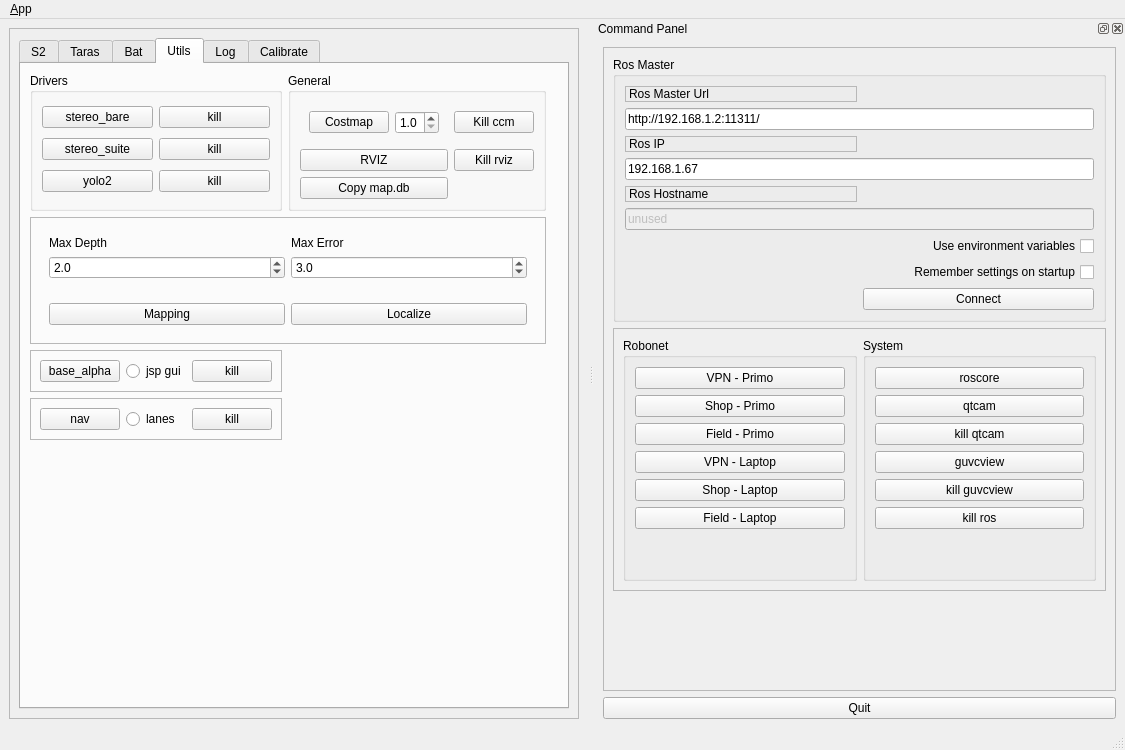
The window that src/primo_dash/ui/main_window.ui (paulsammut/primo) describes before a commit, drawn with Qt 5.
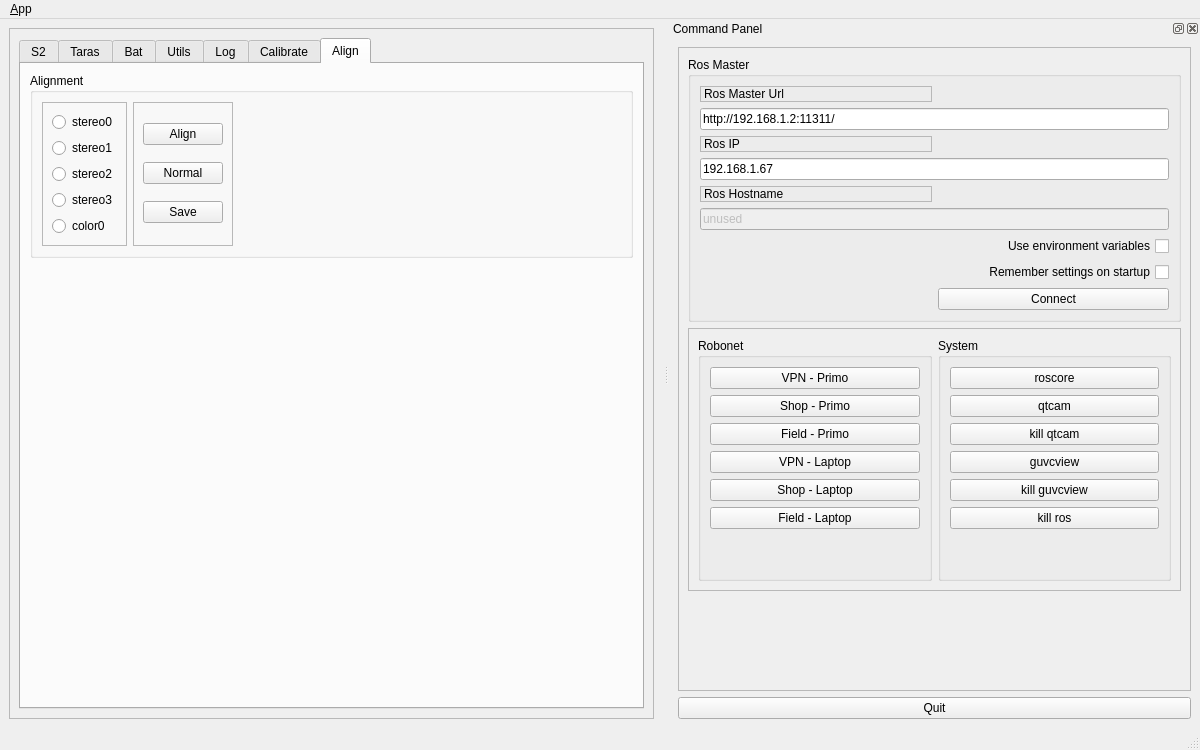
The same window after the commit. Icons and pictures are not drawn.

Patch:
```diff
--- a/src/primo_dash/ui/main_window.ui
+++ b/src/primo_dash/ui/main_window.ui
@@ -6,7 +6,7 @@
    <rect>
     <x>0</x>
     <y>0</y>
-    <width>1125</width>
+    <width>1200</width>
     <height>750</height>
    </rect>
   </property>
@@ -43,7 +43,7 @@
           <enum>QTabWidget::Rounded</enum>
          </property>
          <property name="currentIndex">
-          <number>3</number>
+          <number>6</number>
          </property>
          <widget class="QWidget" name="Stereo2">
           <attribute name="title">
@@ -1064,6 +1064,146 @@
            </item>
           </layout>
          </widget>
+         <widget class="QWidget" name="tab_4">
+          <attribute name="title">
+           <string>Align</string>
+          </attribute>
+          <layout class="QVBoxLayout" name="verticalLayout_8">
+           <item>
+            <widget class="QGroupBox" name="groupBox_5">
+             <property name="title">
+              <string>Alignment</string>
+             </property>
+             <layout class="QHBoxLayout" name="horizontalLayout_6">
+              <item>
+               <widget class="QFrame" name="frame_8">
+                <property name="frameShape">
+                 <enum>QFrame::StyledPanel</enum>
+                </property>
+                <property name="frameShadow">
+                 <enum>QFrame::Raised</enum>
+                </property>
+                <layout class="QVBoxLayout" name="verticalLayout_9">
+                 <item>
+                  <widget class="QRadioButton" name="rB_as0">
+                   <property name="text">
+                    <string>stereo0</string>
+                   </property>
+                   <property name="autoExclusive">
+                    <bool>false</bool>
+                   </property>
+                  </widget>
+                 </item>
+                 <item>
+                  <widget class="QRadioButton" name="rB_as1">
+                   <property name="text">
+                    <string>stereo1</string>
+                   </property>
+                   <property name="autoExclusive">
+                    <bool>false</bool>
+                   </property>
+                  </widget>
+                 </item>
+                 <item>
+                  <widget class="QRadioButton" name="rB_as2">
+                   <property name="text">
+                    <string>stereo2</string>
+                   </property>
+                   <property name="autoExclusive">
+                    <bool>false</bool>
+                   </property>
+                  </widget>
+                 </item>
+                 <item>
+                  <widget class="QRadioButton" name="rB_as3">
+                   <property name="text">
+                    <string>stereo3</string>
+                   </property>
+                   <property name="autoExclusive">
+                    <bool>false</bool>
+                   </property>
+                  </widget>
+                 </item>
+                 <item>
+                  <widget class="QRadioButton" name="rB_ac0">
+                   <property name="text">
+                    <string>color0</string>
+                   </property>
+                   <property name="autoExclusive">
+                    <bool>false</bool>
+                   </property>
+                  </widget>
+                 </item>
+                </layout>
+               </widget>
+              </item>
+              <item>
+               <widget class="QFrame" name="frame_9">
+                <property name="frameShape">
+                 <enum>QFrame::StyledPanel</enum>
+                </property>
+                <property name="frameShadow">
+                 <enum>QFrame::Raised</enum>
+                </property>
+                <layout class="QVBoxLayout" name="verticalLayout_10">
+                 <item>
+                  <widget class="QPushButton" name="pB_align">
+                   <property name="text">
+                    <string>Align</string>
+                   </property>
+                  </widget>
+                 </item>
+                 <item>
+                  <widget class="QPushButton" name="pB_align_normal">
+                   <property name="whatsThis">
+                    <string>&lt;html&gt;&lt;head/&gt;&lt;body&gt;&lt;p&gt;Run the robot description normally with no alignment&lt;/p&gt;&lt;/body&gt;&lt;/html&gt;</string>
+                   </property>
+                   <property name="text">
+                    <string>Normal</string>
+                   </property>
+                  </widget>
+                 </item>
+                 <item>
+                  <widget class="QPushButton" name="pB_align_save">
+                   <property name="text">
+                    <string>Save</string>
+                   </property>
+                  </widget>
+                 </item>
+                </layout>
+               </widget>
+              </item>
+              <item>
+               <spacer name="horizontalSpacer_6">
+                <property name="orientation">
+                 <enum>Qt::Horizontal</enum>
+                </property>
+                <property name="sizeHint" stdset="0">
+                 <size>
+                  <width>40</width>
+                  <height>20</height>
+                 </size>
+                </property>
+               </spacer>
+              </item>
+             </layout>
+            </widget>
+           </item>
+           <item>
+            <spacer name="verticalSpacer_8">
+             <property name="orientation">
+              <enum>Qt::Vertical</enum>
+             </property>
+             <property name="sizeHint" stdset="0">
+              <size>
+               <width>20</width>
+               <height>40</height>
+              </size>
+             </property>
+            </spacer>
+           </item>
+          </layout>
+         </widget>
         </widget>
        </item>
       </layout>
@@ -1076,7 +1216,7 @@
     <rect>
      <x>0</x>
      <y>0</y>
-     <width>1125</width>
+     <width>1200</width>
      <height>29</height>
     </rect>
    </property>
```
